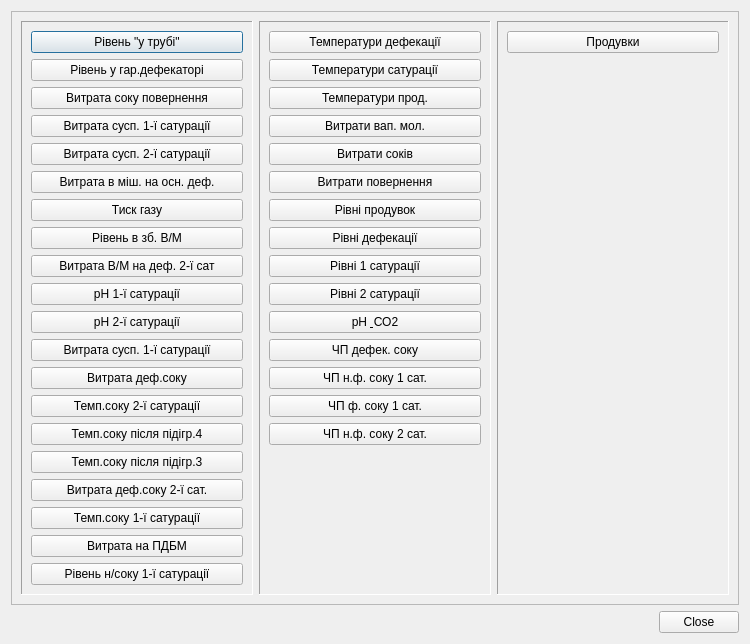
Qt form satur/scada/history.ui (vanessaorgua/talne) before a commit.
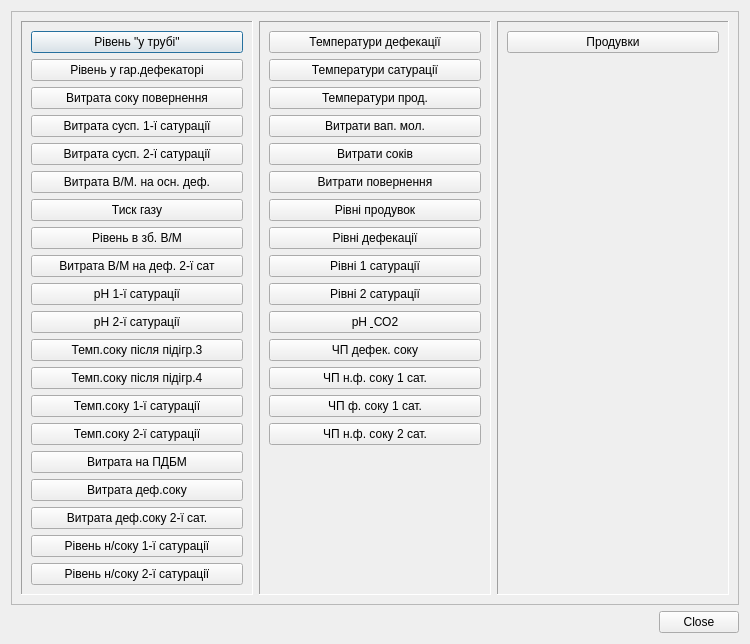
The same form after that commit.

Commit message: Мілкі правки тальнівської сатурації. В основному декорації

```diff
--- a/satur/scada/history.ui
+++ b/satur/scada/history.ui
@@ -70,7 +70,7 @@
          <item>
           <widget class="QPushButton" name="reg_6">
            <property name="text">
-            <string>Витрата в міш. на осн. деф.</string>
+            <string>Витрата В/М. на осн. деф.</string>
            </property>
           </widget>
          </item>
@@ -109,34 +109,6 @@
            </property>
           </widget>
          </item>
-         <item>
-          <widget class="QPushButton" name="reg_17">
-           <property name="text">
-            <string>Витрата сусп. 1-ї сатурації</string>
-           </property>
-          </widget>
-         </item>
-         <item>
-          <widget class="QPushButton" name="reg_18">
-           <property name="text">
-            <string>Витрата деф.соку</string>
-           </property>
-          </widget>
-         </item>
-         <item>
-          <widget class="QPushButton" name="reg_15">
-           <property name="text">
-            <string>Темп.соку 2-ї сатурації</string>
-           </property>
-          </widget>
-         </item>
-         <item>
-          <widget class="QPushButton" name="reg_13">
-           <property name="text">
-            <string>Темп.соку після підігр.4</string>
-           </property>
-          </widget>
-         </item>
          <item>
           <widget class="QPushButton" name="reg_12">
            <property name="text">
@@ -145,9 +117,9 @@
           </widget>
          </item>
          <item>
-          <widget class="QPushButton" name="reg_19">
+          <widget class="QPushButton" name="reg_13">
            <property name="text">
-            <string>Витрата деф.соку 2-ї сат.</string>
+            <string>Темп.соку після підігр.4</string>
            </property>
           </widget>
          </item>
@@ -158,6 +130,13 @@
            </property>
           </widget>
          </item>
+         <item>
+          <widget class="QPushButton" name="reg_15">
+           <property name="text">
+            <string>Темп.соку 2-ї сатурації</string>
+           </property>
+          </widget>
+         </item>
          <item>
           <widget class="QPushButton" name="reg_16">
            <property name="text">
@@ -166,12 +145,33 @@
           </widget>
          </item>
          <item>
-          <widget class="QPushButton" name="reg_20">
+          <widget class="QPushButton" name="reg_17">
+           <property name="text">
+            <string>Витрата деф.соку</string>
+           </property>
+          </widget>
+         </item>
+         <item>
+          <widget class="QPushButton" name="reg_18">
+           <property name="text">
+            <string>Витрата деф.соку 2-ї сат.</string>
+           </property>
+          </widget>
+         </item>
+         <item>
+          <widget class="QPushButton" name="reg_19">
            <property name="text">
             <string>Рівень н/соку 1-ї сатурації</string>
            </property>
           </widget>
          </item>
+         <item>
+          <widget class="QPushButton" name="reg_20">
+           <property name="text">
+            <string>Рівень н/соку 2-ї сатурації</string>
+           </property>
+          </widget>
+         </item>
          <item>
           <spacer name="verticalSpacer">
            <property name="orientation">
```
